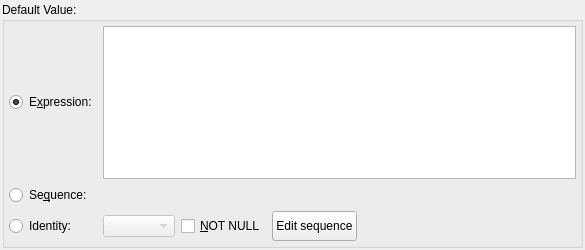
First picture: the form in libpgmodeler_ui/ui/columnwidget.ui, repository pgmodeler/pgmodeler, before the edit.
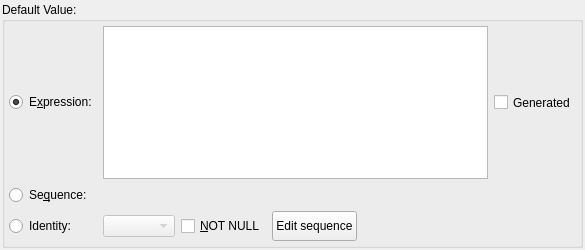
Second picture: the form after the edit. Icons and pictures are not drawn.

Commit message: Adding support to generated columns (issue #1425)(WIP)

Diff of the .ui file:
```diff
--- a/libpgmodeler_ui/ui/columnwidget.ui
+++ b/libpgmodeler_ui/ui/columnwidget.ui
@@ -44,33 +44,6 @@
       <property name="bottomMargin">
        <number>4</number>
       </property>
-      <item row="2" column="5">
-       <widget class="QPushButton" name="edit_seq_btn">
-        <property name="minimumSize">
-         <size>
-          <width>0</width>
-          <height>30</height>
-         </size>
-        </property>
-        <property name="toolTip">
-         <string>Edit the underlying sequence's attributes</string>
-        </property>
-        <property name="text">
-         <string>Edit sequence</string>
-        </property>
-        <property name="icon">
-         <iconset resource="../res/resources.qrc">
-          <normaloff>:/icones/icones/sequence.png</normaloff>:/icones/icones/sequence.png</iconset>
-        </property>
-       </widget>
-      </item>
-      <item row="2" column="0">
-       <widget class="QRadioButton" name="identity_rb">
-        <property name="text">
-         <string>Identity:</string>
-        </property>
-       </widget>
-      </item>
       <item row="0" column="0">
        <widget class="QRadioButton" name="expression_rb">
         <property name="text">
@@ -81,6 +54,57 @@
         </property>
        </widget>
       </item>
+      <item row="0" column="1" colspan="4">
+       <layout class="QHBoxLayout" name="horizontalLayout">
+        <item>
+         <widget class="QPlainTextEdit" name="def_value_txt">
+          <property name="sizePolicy">
+           <sizepolicy hsizetype="Expanding" vsizetype="Preferred">
+            <horstretch>0</horstretch>
+            <verstretch>0</verstretch>
+           </sizepolicy>
+          </property>
+          <property name="maximumSize">
+           <size>
+            <width>16777215</width>
+            <height>16777215</height>
+           </size>
+          </property>
+          <property name="frameShadow">
+           <enum>QFrame::Sunken</enum>
+          </property>
+          <property name="lineWidth">
+           <number>1</number>
+          </property>
+          <property name="midLineWidth">
+           <number>0</number>
+          </property>
+          <property name="verticalScrollBarPolicy">
+           <enum>Qt::ScrollBarAlwaysOff</enum>
+          </property>
+          <property name="horizontalScrollBarPolicy">
+           <enum>Qt::ScrollBarAlwaysOff</enum>
+          </property>
+          <property name="tabChangesFocus">
+           <bool>true</bool>
+          </property>
+         </widget>
+        </item>
+        <item>
+         <widget class="QCheckBox" name="generated_chk">
+          <property name="sizePolicy">
+           <sizepolicy hsizetype="Fixed" vsizetype="Preferred">
+            <horstretch>0</horstretch>
+            <verstretch>0</verstretch>
+           </sizepolicy>
+          </property>
+          <property name="text">
+           <string>Generated</string>
+          </property>
+         </widget>
+        </item>
+       </layout>
+      </item>
       <item row="1" column="0">
        <widget class="QRadioButton" name="sequence_rb">
         <property name="text">
@@ -88,55 +112,21 @@
         </property>
        </widget>
       </item>
-      <item row="0" column="1" colspan="6">
-       <widget class="QPlainTextEdit" name="def_value_txt">
-        <property name="maximumSize">
-         <size>
-          <width>16777215</width>
-          <height>16777215</height>
-         </size>
-        </property>
-        <property name="frameShadow">
-         <enum>QFrame::Sunken</enum>
-        </property>
-        <property name="lineWidth">
-         <number>1</number>
-        </property>
-        <property name="midLineWidth">
-         <number>0</number>
-        </property>
-        <property name="verticalScrollBarPolicy">
-         <enum>Qt::ScrollBarAlwaysOff</enum>
-        </property>
-        <property name="horizontalScrollBarPolicy">
-         <enum>Qt::ScrollBarAlwaysOff</enum>
-        </property>
-        <property name="tabChangesFocus">
-         <bool>true</bool>
+      <item row="2" column="0">
+       <widget class="QRadioButton" name="identity_rb">
+        <property name="text">
+         <string>Identity:</string>
         </property>
        </widget>
       </item>
-      <item row="2" column="6">
-       <spacer name="horizontalSpacer">
-        <property name="orientation">
-         <enum>Qt::Horizontal</enum>
-        </property>
-        <property name="sizeHint" stdset="0">
-         <size>
-          <width>40</width>
-          <height>20</height>
-         </size>
-        </property>
-       </spacer>
-      </item>
-      <item row="2" column="1" colspan="2">
+      <item row="2" column="1">
        <widget class="QComboBox" name="identity_type_cmb">
         <property name="enabled">
          <bool>false</bool>
         </property>
        </widget>
       </item>
-      <item row="2" column="3" colspan="2">
+      <item row="2" column="2">
        <widget class="QCheckBox" name="notnull_chk">
         <property name="sizePolicy">
          <sizepolicy hsizetype="Fixed" vsizetype="Preferred">
@@ -149,6 +139,39 @@
         </property>
        </widget>
       </item>
+      <item row="2" column="3">
+       <widget class="QPushButton" name="edit_seq_btn">
+        <property name="minimumSize">
+         <size>
+          <width>0</width>
+          <height>30</height>
+         </size>
+        </property>
+        <property name="toolTip">
+         <string>Edit the underlying sequence's attributes</string>
+        </property>
+        <property name="text">
+         <string>Edit sequence</string>
+        </property>
+        <property name="icon">
+         <iconset resource="../res/resources.qrc">
+          <normaloff>:/icones/icones/sequence.png</normaloff>:/icones/icones/sequence.png</iconset>
+        </property>
+       </widget>
+      </item>
+      <item row="2" column="4">
+       <spacer name="horizontalSpacer">
+        <property name="orientation">
+         <enum>Qt::Horizontal</enum>
+        </property>
+        <property name="sizeHint" stdset="0">
+         <size>
+          <width>40</width>
+          <height>20</height>
+         </size>
+        </property>
+       </spacer>
+      </item>
      </layout>
     </widget>
    </item>
```
The commit also changes 10 other files.
